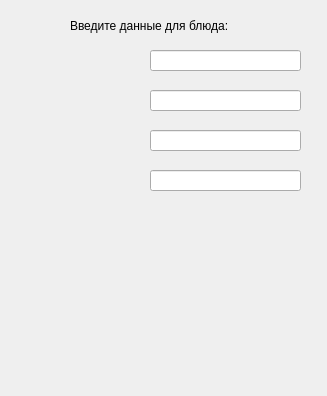
Old version of the form newrecipe.ui in the repository DexterVGA/FrenchCuisine.
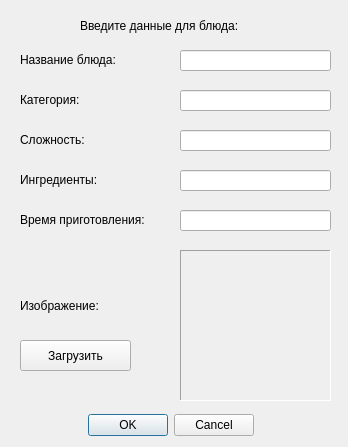
New version of the form.

Commit message: add form for new recipe

What changed in the file:
```diff
--- a/newrecipe.ui
+++ b/newrecipe.ui
@@ -6,17 +6,22 @@
    <rect>
     <x>0</x>
     <y>0</y>
-    <width>327</width>
-    <height>396</height>
+    <width>348</width>
+    <height>447</height>
    </rect>
   </property>
+  <property name="font">
+   <font>
+    <kerning>true</kerning>
+   </font>
+  </property>
   <property name="windowTitle">
    <string>Form</string>
   </property>
   <widget class="QLabel" name="label">
    <property name="geometry">
     <rect>
-     <x>70</x>
+     <x>80</x>
      <y>10</y>
      <width>191</width>
      <height>31</height>
@@ -29,7 +34,7 @@
   <widget class="QLineEdit" name="lineEdit">
    <property name="geometry">
     <rect>
-     <x>150</x>
+     <x>180</x>
      <y>50</y>
      <width>151</width>
      <height>21</height>
@@ -39,7 +44,7 @@
   <widget class="QLineEdit" name="lineEdit_2">
    <property name="geometry">
     <rect>
-     <x>150</x>
+     <x>180</x>
      <y>90</y>
      <width>151</width>
      <height>21</height>
@@ -49,7 +54,7 @@
   <widget class="QLineEdit" name="lineEdit_3">
    <property name="geometry">
     <rect>
-     <x>150</x>
+     <x>180</x>
      <y>130</y>
      <width>151</width>
      <height>21</height>
@@ -59,13 +64,149 @@
   <widget class="QLineEdit" name="lineEdit_4">
    <property name="geometry">
     <rect>
-     <x>150</x>
+     <x>180</x>
      <y>170</y>
      <width>151</width>
      <height>21</height>
     </rect>
    </property>
   </widget>
+  <widget class="QLabel" name="label_2">
+   <property name="geometry">
+    <rect>
+     <x>20</x>
+     <y>50</y>
+     <width>111</width>
+     <height>20</height>
+    </rect>
+   </property>
+   <property name="text">
+    <string>Название блюда:</string>
+   </property>
+  </widget>
+  <widget class="QLabel" name="label_3">
+   <property name="geometry">
+    <rect>
+     <x>20</x>
+     <y>90</y>
+     <width>111</width>
+     <height>20</height>
+    </rect>
+   </property>
+   <property name="text">
+    <string>Категория:</string>
+   </property>
+  </widget>
+  <widget class="QLabel" name="label_4">
+   <property name="geometry">
+    <rect>
+     <x>20</x>
+     <y>130</y>
+     <width>111</width>
+     <height>20</height>
+    </rect>
+   </property>
+   <property name="text">
+    <string>Сложность:</string>
+   </property>
+  </widget>
+  <widget class="QLabel" name="label_5">
+   <property name="geometry">
+    <rect>
+     <x>20</x>
+     <y>170</y>
+     <width>111</width>
+     <height>20</height>
+    </rect>
+   </property>
+   <property name="text">
+    <string>Ингредиенты:</string>
+   </property>
+  </widget>
+  <widget class="QLabel" name="label_6">
+   <property name="geometry">
+    <rect>
+     <x>20</x>
+     <y>210</y>
+     <width>151</width>
+     <height>20</height>
+    </rect>
+   </property>
+   <property name="text">
+    <string>Время приготовления:</string>
+   </property>
+  </widget>
+  <widget class="QLineEdit" name="lineEdit_5">
+   <property name="geometry">
+    <rect>
+     <x>180</x>
+     <y>210</y>
+     <width>151</width>
+     <height>21</height>
+    </rect>
+   </property>
+  </widget>
+  <widget class="QPushButton" name="loadButton">
+   <property name="geometry">
+    <rect>
+     <x>20</x>
+     <y>340</y>
+     <width>111</width>
+     <height>31</height>
+    </rect>
+   </property>
+   <property name="text">
+    <string>Загрузить</string>
+   </property>
+  </widget>
+  <widget class="QLabel" name="label_7">
+   <property name="geometry">
+    <rect>
+     <x>20</x>
+     <y>290</y>
+     <width>121</width>
+     <height>31</height>
+    </rect>
+   </property>
+   <property name="text">
+    <string>Изображение:</string>
+   </property>
+  </widget>
+  <widget class="QDialogButtonBox" name="buttonBox">
+   <property name="geometry">
+    <rect>
+     <x>80</x>
+     <y>410</y>
+     <width>181</width>
+     <height>31</height>
+    </rect>
+   </property>
+   <property name="standardButtons">
+    <set>QDialogButtonBox::Cancel|QDialogButtonBox::Ok</set>
+   </property>
+   <property name="centerButtons">
+    <bool>true</bool>
+   </property>
+  </widget>
+  <widget class="QLabel" name="label_8">
+   <property name="geometry">
+    <rect>
+     <x>180</x>
+     <y>250</y>
+     <width>151</width>
+     <height>151</height>
+    </rect>
+   </property>
+   <property name="frameShape">
+    <enum>QFrame::Panel</enum>
+   </property>
+   <property name="frameShadow">
+    <enum>QFrame::Sunken</enum>
+   </property>
+   <property name="text">
+    <string/>
+   </property>
+  </widget>
  </widget>
  <resources/>
  <connections/>
```
The commit also changes 7 other files.
